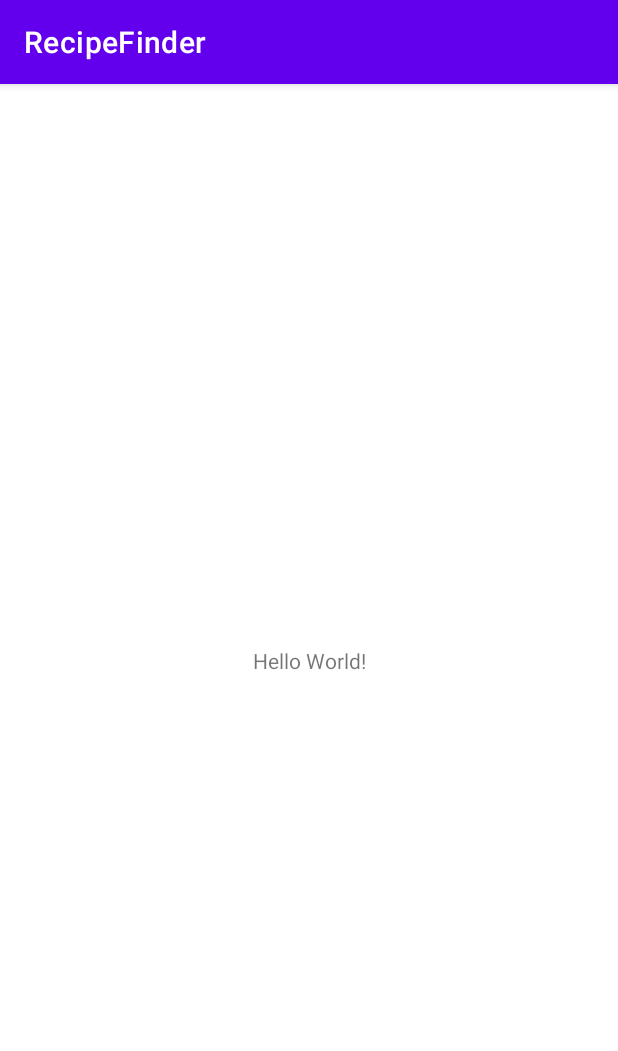
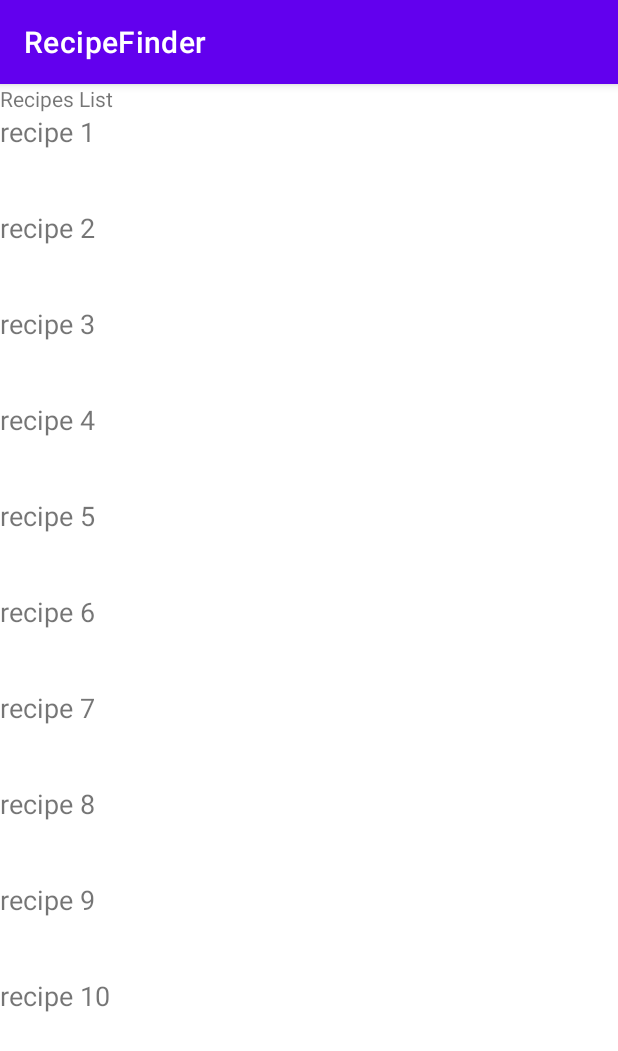
Before and after one commit to mistyb01/info448final, an Android app: the screen it shows after launch (MainActivity), on a phone screen of 412 x 824 dp. Shown: the top 1051 px of the screen. Run offline under Robolectric (Android 15) with nearby library versions, the phone set to English and light mode, and no system bars.

Commit message:
recycler view test

```diff
--- a/app/build.gradle
+++ b/app/build.gradle
@@ -37,6 +37,7 @@ dependencies {
     implementation 'androidx.appcompat:appcompat:1.4.0'
     implementation 'com.google.android.material:material:1.4.0'
     implementation 'androidx.constraintlayout:constraintlayout:2.1.2'
+    implementation 'androidx.recyclerview:recyclerview:1.1.0'
     testImplementation 'junit:junit:4.+'
     androidTestImplementation 'androidx.test.ext:junit:1.1.3'
     androidTestImplementation 'androidx.test.espresso:espresso-core:3.4.0'
--- a/app/src/main/java/edu/uw/mistyb01/recipefinder/MainActivity.kt
+++ b/app/src/main/java/edu/uw/mistyb01/recipefinder/MainActivity.kt
@@ -2,10 +2,55 @@ package edu.uw.mistyb01.recipefinder
 
 import androidx.appcompat.app.AppCompatActivity
 import android.os.Bundle
+import android.view.LayoutInflater
+import android.view.View
+import android.view.ViewGroup
+import android.widget.TextView
+import androidx.recyclerview.widget.LinearLayoutManager
+import androidx.recyclerview.widget.RecyclerView
 
 class MainActivity : AppCompatActivity() {
     override fun onCreate(savedInstanceState: Bundle?) {
         super.onCreate(savedInstanceState)
         setContentView(R.layout.activity_main)
+
+
+        // model test
+        val data = mutableListOf<String>()
+        for (i in 1..10) {
+            data.add("recipe $i")
+        }
+
+        val adapter = Adapter(data)
+        val recycler = findViewById<RecyclerView>(R.id.recycler_search_recipes)
+        recycler.layoutManager = LinearLayoutManager(this)
+        recycler.adapter = adapter
+
     }
 }
+
+class Adapter(private val recipeData: List<String>) : RecyclerView.Adapter<Adapter.ViewHolder>() {
+
+    // stores references to the views that we connect the data tp
+    inner class ViewHolder(view: View) : RecyclerView.ViewHolder(view) {
+        val recipeTextView: TextView = view.findViewById<TextView>(R.id.txt_item)
+    }
+
+    override fun onCreateViewHolder(parent: ViewGroup, viewType: Int): ViewHolder {
+        val inflatedView = LayoutInflater.from(parent.context).inflate(
+            R.layout.recipe_item, parent, false)
+
+        return ViewHolder(inflatedView)
+    }
+
+    // called whenever the data is connected to the view
+    override fun onBindViewHolder(holder: ViewHolder, position: Int) {
+        val recipe = recipeData[position]
+        holder.recipeTextView.text = recipe
+    }
+
+    override fun getItemCount(): Int {
+        return recipeData.size
+    }
+
+}
--- a/app/src/main/res/layout/activity_main.xml
+++ b/app/src/main/res/layout/activity_main.xml
@@ -1,18 +1,20 @@
 <?xml version="1.0" encoding="utf-8"?>
-<androidx.constraintlayout.widget.ConstraintLayout xmlns:android="http://schemas.android.com/apk/res/android"
+<LinearLayout xmlns:android="http://schemas.android.com/apk/res/android"
     xmlns:app="http://schemas.android.com/apk/res-auto"
     xmlns:tools="http://schemas.android.com/tools"
     android:layout_width="match_parent"
     android:layout_height="match_parent"
+    android:orientation="vertical"
     tools:context=".MainActivity">
 
     <TextView
         android:layout_width="wrap_content"
         android:layout_height="wrap_content"
-        android:text="Hello World!"
-        app:layout_constraintBottom_toBottomOf="parent"
-        app:layout_constraintLeft_toLeftOf="parent"
-        app:layout_constraintRight_toRightOf="parent"
-        app:layout_constraintTop_toTopOf="parent" />
+        android:text="Recipes List" />
 
-</androidx.constraintlayout.widget.ConstraintLayout>
+    <androidx.recyclerview.widget.RecyclerView
+        android:id="@+id/recycler_search_recipes"
+        android:layout_width="wrap_content"
+        android:layout_height="wrap_content"/>
+
+</LinearLayout>
--- /dev/null
+++ b/app/src/main/res/layout/recipe_item.xml
@@ -0,0 +1,14 @@
+<?xml version="1.0" encoding="utf-8"?>
+<LinearLayout xmlns:android="http://schemas.android.com/apk/res/android"
+    android:orientation="vertical"
+    android:layout_width="match_parent"
+    android:layout_height="wrap_content">
+
+    <TextView
+        android:id="@+id/txt_item"
+        android:layout_width="match_parent"
+        android:layout_height="wrap_content"
+        android:textSize="18sp"
+        android:minHeight="?android:attr/listPreferredItemHeight"/>
+
+</LinearLayout>
```
